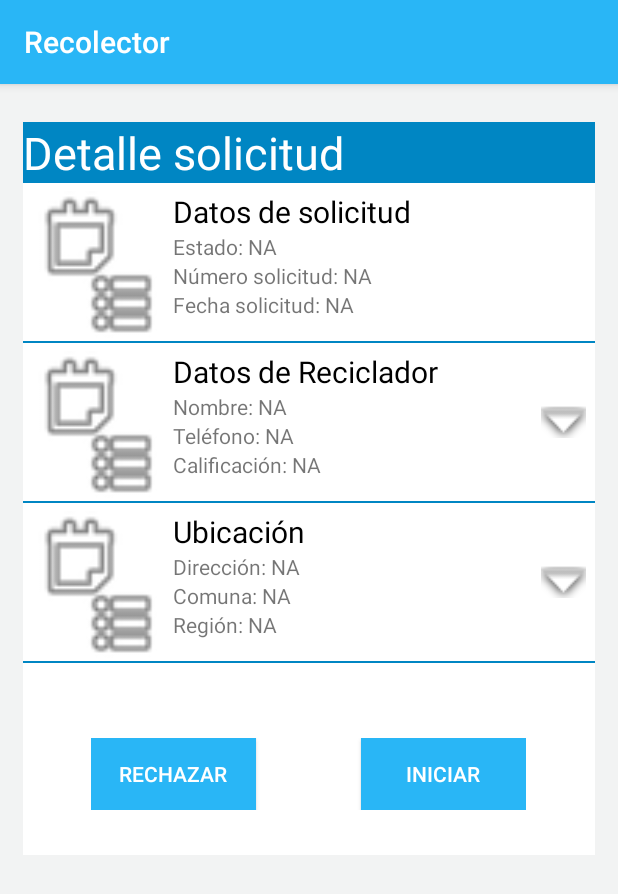
After one commit to equipo2ua/Recolector, an Android app: the DetalleSolicitud screen opened directly, with no data from a screen before it, on a phone screen of 412 x 824 dp. The commit adds this screen. Shown: the top 894 px of the screen. Run offline under Robolectric (Android 15) with nearby library versions, the phone set to English and light mode, and no system bars.

Commit message:
creación  detalle solicitud

```diff
--- a/app/src/main/AndroidManifest.xml
+++ b/app/src/main/AndroidManifest.xml
@@ -9,6 +9,7 @@
         android:roundIcon="@mipmap/ic_launcher_round"
         android:supportsRtl="true"
         android:theme="@style/AppTheme">
+        <activity android:name=".DetalleSolicitud"></activity>
         <activity android:name=".MainActivity">
             <intent-filter>
                 <action android:name="android.intent.action.MAIN" />
@@ -20,7 +21,7 @@
         <activity android:name=".IniciarSesion" />
         <activity android:name=".RegistroRecolector" />
         <activity android:name=".ForgotPassword" />
-        <activity android:name=".ChangePassword"></activity>
+        <activity android:name=".ChangePassword" />
     </application>
 
 </manifest>
--- /dev/null
+++ b/app/src/main/java/com/example/recolector/DetalleSolicitud.java
@@ -0,0 +1,14 @@
+package com.example.recolector;
+
+import androidx.appcompat.app.AppCompatActivity;
+
+import android.os.Bundle;
+
+public class DetalleSolicitud extends AppCompatActivity {
+
+    @Override
+    protected void onCreate(Bundle savedInstanceState) {
+        super.onCreate(savedInstanceState);
+        setContentView(R.layout.activity_detalle_solicitud);
+    }
+}
--- a/app/src/main/java/com/example/recolector/IniciarSesion.java
+++ b/app/src/main/java/com/example/recolector/IniciarSesion.java
@@ -4,6 +4,7 @@ import android.content.Intent;
 import android.os.Bundle;
 import android.view.View;
 import android.widget.Button;
+import android.widget.LinearLayout;
 import android.widget.TextView;
 
 import androidx.appcompat.app.AppCompatActivity;
@@ -13,6 +14,12 @@ public class IniciarSesion  extends AppCompatActivity {
     Intent intencion;
     TextView registrarse;
     TextView forgotPassword;
+
+    //ejemplo dinámico
+    TextView ejemplo;
+    LinearLayout container;
+
+
     protected void onCreate(Bundle savedInstanceState) {
         super.onCreate(savedInstanceState);
         setContentView(R.layout.iniciar_sesion_recolector);
@@ -20,6 +27,15 @@ public class IniciarSesion  extends AppCompatActivity {
         registrarse.setOnClickListener(Listen);
         forgotPassword = (TextView) findViewById(R.id.forgotPassword);
         forgotPassword.setOnClickListener(Listen);
+
+        //ejemplo dinamico
+        ejemplo = new TextView(this);
+        ejemplo.setText("wena los k");
+
+        container = (LinearLayout) findViewById(R.id.contenedor);
+        container.addView(ejemplo);
+
+
     }
 
 
--- /dev/null
+++ b/app/src/main/res/layout/activity_detalle_solicitud.xml
@@ -0,0 +1,299 @@
+<?xml version="1.0" encoding="utf-8"?>
+<androidx.constraintlayout.widget.ConstraintLayout xmlns:android="http://schemas.android.com/apk/res/android"
+    xmlns:app="http://schemas.android.com/apk/res-auto"
+    xmlns:tools="http://schemas.android.com/tools"
+    android:layout_width="match_parent"
+    android:layout_height="match_parent"
+    tools:context=".DetalleSolicitud">
+
+    <ScrollView
+        android:layout_width="match_parent"
+        android:layout_height="match_parent"
+        android:background="@color/primaryBackgroundColor"
+        >
+
+        <LinearLayout
+            android:layout_width="match_parent"
+            android:layout_height="wrap_content"
+            android:background="@color/primaryBackgroundColor"
+            android:orientation="vertical"
+            android:padding="15dp"
+            android:layout_marginTop="10dp"
+            >
+
+                 <LinearLayout
+                     android:layout_width="match_parent"
+                     android:layout_height="wrap_content">
+
+                     <TextView
+                         android:layout_width="match_parent"
+                         android:layout_height="wrap_content"
+                         android:background="@color/primaryDarkColor"
+                         android:text="Detalle solicitud"
+                         android:textSize="30dp"
+                         android:textColor="@android:color/white"
+                         />
+
+                 </LinearLayout>
+
+                 <LinearLayout
+                    android:layout_width="match_parent"
+                    android:layout_height="wrap_content"
+                    android:background="@android:color/white"
+                    android:orientation="horizontal"
+
+                >
+
+
+                <ImageView
+                    android:layout_width="100dp"
+                    android:layout_height="100dp"
+                    android:src="@android:drawable/ic_menu_agenda"
+                    android:layout_marginTop="5dp"
+                    />
+
+                    <LinearLayout
+                        android:id="@+id/layout1"
+                        android:layout_width="235dp"
+                        android:layout_height="wrap_content"
+                        android:orientation="vertical"
+                        android:layout_marginTop="5dp"
+                        >
+
+
+                        <TextView
+                            android:layout_width="match_parent"
+                            android:layout_height="wrap_content"
+                            android:text="Datos de solicitud"
+                            android:textColor="@android:color/black"
+                            android:textSize="20dp"/>
+
+                        <TextView
+                            android:id="@+id/DetalleSolicitudEstado"
+                            android:layout_width="match_parent"
+                            android:layout_height="wrap_content"
+                            android:text="Estado: NA"
+                            />
+
+                        <TextView
+                            android:id="@+id/DetalleSolicitudNumeroSolicitud"
+                            android:layout_width="match_parent"
+                            android:layout_height="wrap_content"
+                            android:text="Número solicitud: NA" />
+
+                        <TextView
+                            android:id="@+id/DetalleSolicitudFechaSolicitud"
+                            android:layout_width="match_parent"
+                            android:layout_height="wrap_content"
+                            android:text="Fecha solicitud: NA"
+                            />
+
+
+
+                    </LinearLayout>
+
+
+
+            </LinearLayout>
+
+            <TextView
+                android:layout_width="match_parent"
+                android:layout_height="wrap_content"
+                android:background="@color/primaryDarkColor"
+                android:height="1dp"
+                />
+
+            <LinearLayout
+                android:layout_width="match_parent"
+                android:layout_height="wrap_content"
+                android:background="@android:color/white"
+                android:orientation="horizontal"
+
+                >
+                <ImageView
+                    android:layout_width="100dp"
+                    android:layout_height="100dp"
+                    android:src="@android:drawable/ic_menu_agenda"
+                    android:layout_marginTop="5dp"
+                    />
+
+                <LinearLayout
+                    android:layout_width="235dp"
+                    android:layout_height="wrap_content"
+                    android:orientation="vertical"
+                    android:layout_marginTop="5dp"
+                    >
+
+                    <TextView
+                        android:layout_width="match_parent"
+                        android:layout_height="wrap_content"
+                        android:text="Datos de Reciclador"
+                        android:textColor="@android:color/black"
+                        android:textSize="20dp"/>
+
+                    <TextView
+                        android:id="@+id/DetalleSolicitudNombre"
+                        android:layout_width="match_parent"
+                        android:layout_height="wrap_content"
+                        android:text="Nombre: NA"
+                        />
+                    <TextView
+                        android:id="@+id/DetalleSolicitudTelefono"
+                        android:layout_width="match_parent"
+                        android:layout_height="wrap_content"
+                        android:text="Teléfono: NA"
+                        />
+                    <TextView
+                        android:id="@+id/DetalleSolicitudCalificacion"
+                        android:layout_width="match_parent"
+                        android:layout_height="wrap_content"
+                        android:text="Calificación: NA"
+                        />
+
+                </LinearLayout>
+
+                <LinearLayout
+                    android:layout_width="match_parent"
+                    android:layout_height="wrap_content"
+                    android:layout_gravity="center"
+                    >
+                    <ImageView
+                        android:id="@+id/DetalleSolicitudRecicladorArrow"
+                        android:layout_width="30dp"
+                        android:layout_height="30dp"
+                        android:src="@android:drawable/arrow_down_float"
+                        android:layout_marginLeft="10dp"
+
+                        />
+
+                </LinearLayout>
+
+
+            </LinearLayout>
+
+            <TextView
+                android:layout_width="match_parent"
+                android:layout_height="wrap_content"
+                android:background="@color/primaryDarkColor"
+                android:height="1dp"
+                />
+
+            <LinearLayout
+                android:layout_width="match_parent"
+                android:layout_height="wrap_content"
+                android:background="@android:color/white"
+                android:orientation="horizontal"
+
+                >
+                <ImageView
+                    android:layout_width="100dp"
+                    android:layout_height="100dp"
+                    android:src="@android:drawable/ic_menu_agenda"
+                    android:layout_marginTop="5dp"
+                    />
+
+                <LinearLayout
+                    android:layout_width="235dp"
+                    android:layout_height="wrap_content"
+                    android:orientation="vertical"
+                    android:layout_marginTop="5dp"
+                    >
+                    <TextView
+                        android:layout_width="match_parent"
+                        android:layout_height="wrap_content"
+                        android:text="Ubicación"
+                        android:textColor="@android:color/black"
+                        android:textSize="20dp"/>
+
+                    <TextView
+                        android:id="@+id/DetalleSolicitudDireccion"
+                        android:layout_width="match_parent"
+                        android:layout_height="wrap_content"
+                        android:text="Dirección: NA"
+                        />
+                    <TextView
+                        android:id="@+id/DetalleSolicitudComuna"
+                        android:layout_width="match_parent"
+                        android:layout_height="wrap_content"
+                        android:text="Comuna: NA"
+                        />
+                    <TextView
+                        android:id="@+id/DetalleSolicitudRegion"
+                        android:layout_width="match_parent"
+                        android:layout_height="wrap_content"
+                        android:text="Región: NA"
+                        />
+
+                </LinearLayout>
+
+                <LinearLayout
+                    android:layout_width="match_parent"
+                    android:layout_height="wrap_content"
+                    android:layout_gravity="center"
+                    >
+                    <ImageView
+                        android:id="@+id/DetalleSolicitudUbicacionArrow"
+                        android:layout_width="30dp"
+                        android:layout_height="30dp"
+                        android:src="@android:drawable/arrow_down_float"
+                        android:layout_marginLeft="10dp"
+
+                        />
+
+                </LinearLayout>
+
+
+            </LinearLayout>
+
+            <TextView
+                android:layout_width="match_parent"
+                android:layout_height="wrap_content"
+                android:background="@color/primaryDarkColor"
+                android:height="1dp"
+                />
+            <LinearLayout
+                android:layout_width="match_parent"
+                android:layout_height="wrap_content"
+                android:background="@android:color/white"
+                android:orientation="vertical"
+                >
+
+
+                <LinearLayout
+                    android:layout_width="wrap_content"
+                    android:layout_height="wrap_content"
+                    android:orientation="horizontal"
+                    android:background="@android:color/white"
+                    android:layout_marginTop="50dp"
+                    android:layout_marginBottom="30dp"
+                    android:layout_gravity="center"
+                    >
+
+                    <Button
+                        android:id="@+id/DetalleSolicitudButonRechazar"
+                        android:layout_width="110dp"
+                        android:layout_height="wrap_content"
+                        android:text="Rechazar"
+                        android:layout_marginRight="70dp"
+                        android:textColor="@android:color/background_light"
+                        android:background="@color/primaryColor"
+                        />
+                    <Button
+                        android:id="@+id/DetalleSolicitudButonIniciar"
+                        android:layout_width="110dp"
+                        android:layout_height="wrap_content"
+                        android:text="Iniciar"
+                        android:textColor="@android:color/background_light"
+                        android:background="@color/primaryColor"/>
+
+                </LinearLayout>
+
+            </LinearLayout>
+
+
+
+        </LinearLayout>
+
+    </ScrollView>
+
+</androidx.constraintlayout.widget.ConstraintLayout>
--- a/app/src/main/res/layout/change_password.xml
+++ b/app/src/main/res/layout/change_password.xml
@@ -5,6 +5,7 @@
     android:layout_height="match_parent"
     xmlns:app="http://schemas.android.com/apk/res-auto"
     xmlns:tools="http://schemas.android.com/tools">
+
     <ScrollView
         android:layout_width="match_parent"
         android:layout_height="match_parent"
--- a/app/src/main/res/layout/iniciar_sesion_recolector.xml
+++ b/app/src/main/res/layout/iniciar_sesion_recolector.xml
@@ -14,6 +14,7 @@
 
 
         <LinearLayout
+            android:id="@+id/contenedor"
             android:layout_width="match_parent"
             android:layout_height="wrap_content"
             android:orientation="vertical"
```
